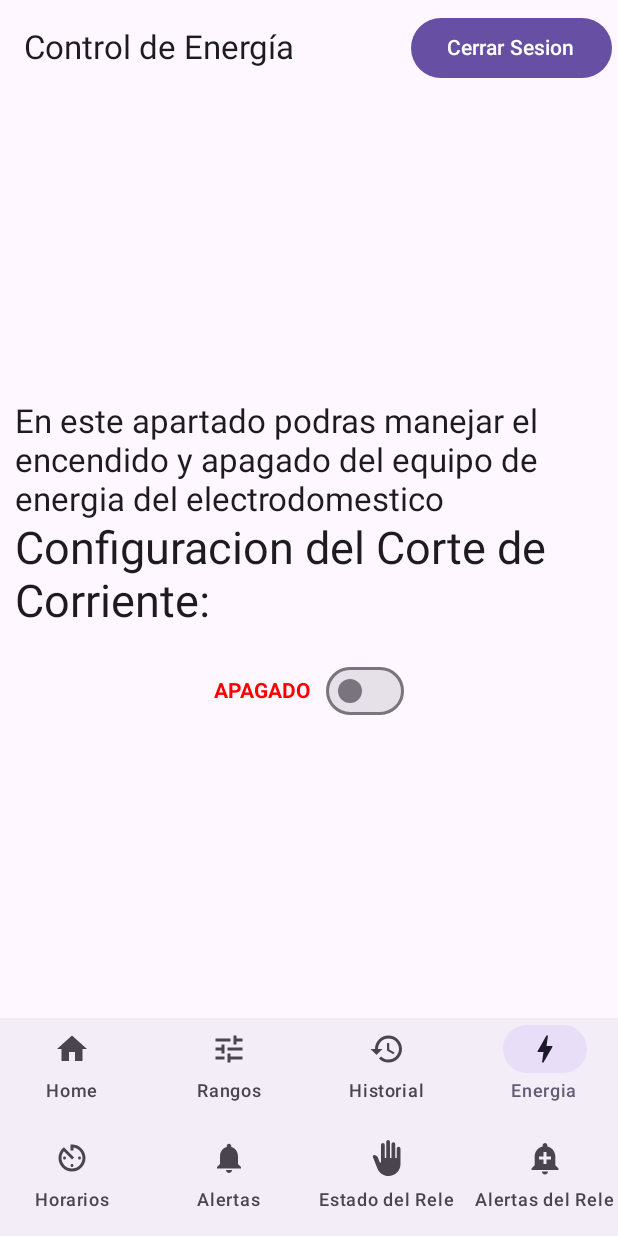
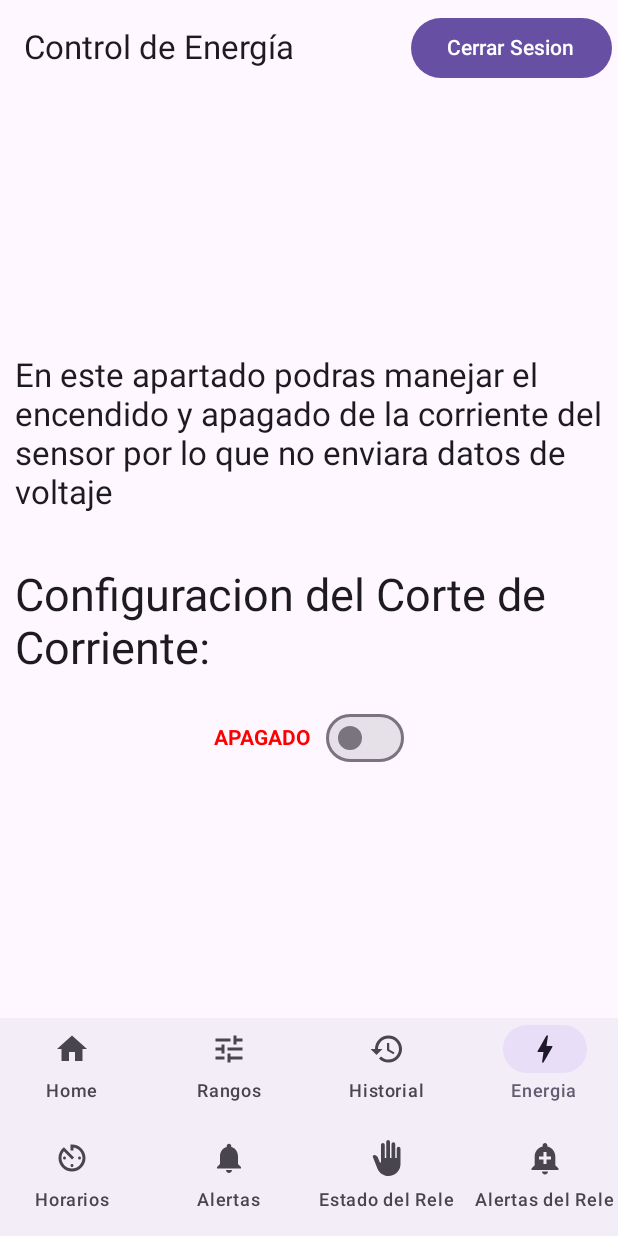
Before and after one commit to Josue-MN/LecturaDeEnergia-Parte2, an Android app built with Jetpack Compose: the NavegacionControladaDeLaAppAdmin screen opened through its navigation route, item 4 of the bottom bar chosen, on a phone screen of 412 x 824 dp. Run offline under Robolectric (Android 15) with nearby library versions, the phone set to English and light mode, and no system bars; our stand-ins replace Firebase (no records; nobody signed in at launch, a user with empty details on screens opened directly).

Commit message:
Se corrigio un problema en el texto que sescribia que hace el apartado de energia

```diff
--- a/app/src/main/java/com/example/lecturadeenergia/Screens/CortarScreen.kt
+++ b/app/src/main/java/com/example/lecturadeenergia/Screens/CortarScreen.kt
@@ -84,7 +84,7 @@ fun CortarScreen(navegacionControlada: NavController){
         ) {
             Text(
                 text = ("En este apartado podras manejar el encendido y apagado " +
-                        "del equipo de energia del electrodomestico"),
+                        "de la corriente del sensor por lo que no enviara datos de voltaje"),
                 // --> MODIFIER PARA EL ESTILO DEL TEXTO
                 modifier = Modifier
                     .padding(horizontal = 10.dp) //MANEJAA EL ESPACIO ENTRE UNAA PARED Y LO HORIZONTAL
@@ -93,6 +93,15 @@ fun CortarScreen(navegacionControlada: NavController){
                     //.background(Color.Red)
                     //.aspectRatio(2f),  //HACE QUE LA ALTURA SEA IGUAL AL ANCHO
                 // --> FONTSIZE ES EL TAMAÑO DE LA LETRA
+                fontSize = 22.sp,
+
+                )
+            Text(
+                text = (" "),
+                // --> MODIFIER PARA EL ESTILO DEL TEXTO
+                modifier = Modifier
+                    .padding(horizontal = 10.dp) //MANEJAA EL ESPACIO ENTRE UNAA PARED Y LO HORIZONTAL
+                    .padding(top = 10.dp), //MANEJAA EL ESPACIO ENTRE UNA PARED Y LO QUE ESTE ABAJO
                 fontSize = 22.sp,
 
                 )
--- a/app/src/main/java/com/example/lecturadeenergia/Screens/LoginScreen.kt
+++ b/app/src/main/java/com/example/lecturadeenergia/Screens/LoginScreen.kt
@@ -112,7 +112,7 @@ fun LoginScreen(navegacionControlada: NavController){
                                 //EL WIDGET EMERGENTE SE CREA CON TOAST, MAKETEXT MUSTRA EL TEXTO EMERGENTE
                                 //Y CON LENGTH_LONG HACE QUE EL MENSAJE SE DEMORE MAS EN DESAPARECER
                                 Toast.makeText(contextoDelLogin,
-                                    "Bienvenido a la app, $cargo",
+                                    "Bienvenido a la app",
                                     Toast.LENGTH_LONG).show()
                                 if (cargo == "administrador"){
                                     navegacionControlada.navigate("rutasDeUAdmin") {
```
